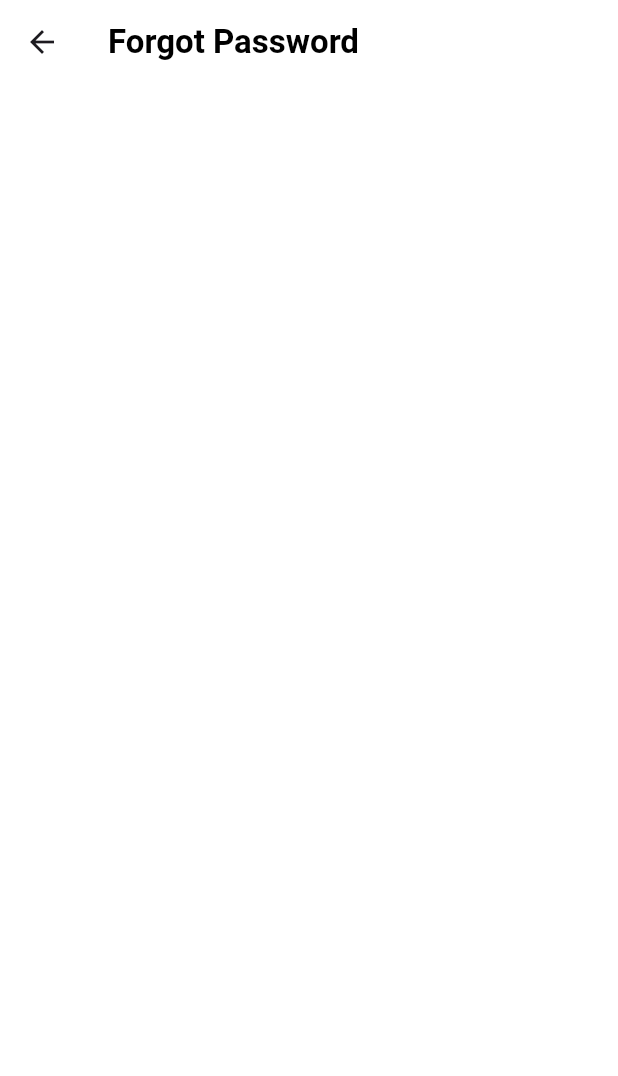
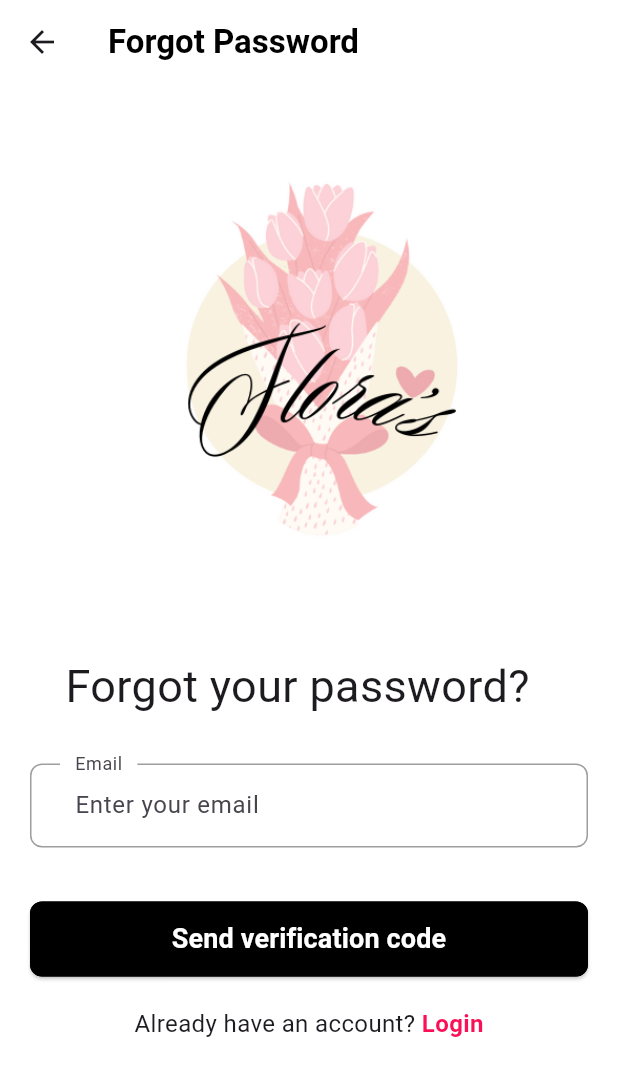
Before and after one commit to trongtran1211/flutter_dart_flower, a Flutter app: the ForgotPasswordScreen screen opened by its route, on a phone screen of 412 x 824 dp. Shown: the top 1076 px of the screen. Run offline on Flutter 3.47's test engine with Material 3 defaults, Android fonts, the phone set to English and light mode, and no system bars.

Commit message:
tạo form forgotpassword, nhập email

```diff
--- /dev/null
+++ b/flower_shop/lib/components/have_account_text.dart
@@ -0,0 +1,27 @@
+import 'package:flutter/material.dart';
+import 'package:health_care/screens/signin_screen/signin_screen.dart';
+import '../constants.dart';
+
+class HaveAccountText extends StatelessWidget {
+  const HaveAccountText({super.key});
+
+  @override
+  Widget build(BuildContext context) {
+    return Row(
+      mainAxisAlignment: MainAxisAlignment.center,
+      children: [
+        const Text(
+          "Already have an account? ",
+          style: TextStyle(fontSize: 16),
+        ),
+        GestureDetector(
+          onTap: () => Navigator.pushNamed(context, SignInScreen.routeName),
+          child: const Text(
+            "Login",
+            style: TextStyle(fontSize: 16, color: kSecondaryColor, fontWeight: FontWeight.bold),
+          ),
+        ),
+      ],
+    );
+  }
+}
--- /dev/null
+++ b/flower_shop/lib/screens/forgotpass_screen/components/fogot_form.dart
@@ -0,0 +1,131 @@
+import 'package:flutter/material.dart';
+import 'package:health_care/screens/signin_screen/signin_screen.dart';
+import '../../../constants.dart';
+
+class FogotForm extends StatefulWidget {
+  const FogotForm({super.key});
+
+  @override
+  State<FogotForm> createState() => _FogotFormState();
+}
+
+class _FogotFormState extends State<FogotForm> {
+ final _formKey = GlobalKey<FormState>();
+  String? email;
+  String? password;
+  bool? remember = false;
+  final List<String?> errors = [];
+
+  void addError({String? error}) {
+    if (!errors.contains(error)) {
+      setState(() {
+        errors.add(error);
+      });
+    }
+  }
+
+  void removeError({String? error}) {
+    if (errors.contains(error)) {
+      setState(() {
+        errors.remove(error);
+      });
+    }
+  }
+
+  @override
+  Widget build(BuildContext context) {
+    return Form(
+      key: _formKey,
+      child: Column(
+        children: [
+          TextFormField(
+            keyboardType: TextInputType.emailAddress,
+            onSaved: (newValue) => email = newValue,
+            onChanged: (value) {
+              if (value.isNotEmpty) {
+                removeError(error: kEmailNullError);
+              } else if (emailValidatorRegExp.hasMatch(value)) {
+                removeError(error: kInvalidEmailError);
+              }
+              return;
+            },
+            validator: (value) {
+              if (value!.isEmpty) {
+                addError(error: kEmailNullError);
+                return "Không được bỏ trống";
+              } else if (!emailValidatorRegExp.hasMatch(value)) {
+                addError(error: kInvalidEmailError);
+                return "Email không tồn tại";
+              }
+              return null;
+            },
+            decoration: InputDecoration(
+              labelText: 'Email',
+              hintText: 'Enter your email',
+              floatingLabelBehavior: FloatingLabelBehavior.always,
+
+              contentPadding:
+                  const EdgeInsets.symmetric(horizontal: 20, vertical: 16),
+              border: OutlineInputBorder(
+                borderRadius: BorderRadius.circular(8),
+                borderSide: BorderSide(color: Colors.grey),
+              ),
+              enabledBorder: OutlineInputBorder(
+                borderRadius: BorderRadius.circular(8),
+                borderSide: BorderSide(color: Colors.grey),
+                gapPadding: 10,
+              ),
+              focusedBorder: OutlineInputBorder(
+                borderRadius: BorderRadius.circular(8),
+                borderSide: BorderSide(color: kPrimaryColor, width: 2),
+                gapPadding: 10,
+              ),
+              filled: true,
+              fillColor: const Color.fromARGB(255, 255, 255, 255),
+            ),
+          ),
+          const SizedBox(height: 20),
+          // FormError(errors: errors),
+          const SizedBox(height: 16),
+          ElevatedButton(
+            onPressed: () {
+              if (_formKey.currentState!.validate()) {
+                _formKey.currentState!.save();
+              }
+            },
+            style: ElevatedButton.styleFrom(
+              backgroundColor: kPrimaryColor,
+              padding: EdgeInsets.symmetric(vertical: 12),
+              minimumSize:
+                  Size(double.infinity, 50), // Set kích thước tối thiểu
+              shape: RoundedRectangleBorder(
+                borderRadius: BorderRadius.circular(8),
+                side: BorderSide(color: kPrimaryColor, width: 1),
+                // Set border radius here
+              ),
+            ),
+            child: InkWell(
+              onTap: () {
+                Navigator.pushNamed(context, SignInScreen.routeName);
+              },
+              child: const Text(
+                "Send verification code",
+                style: TextStyle(
+                    fontSize: 18,
+                    fontWeight: FontWeight.bold,
+                    color: Colors.white),
+              ),
+            ),
+            // child: const Text(
+            //   "Send verification code",
+            //   style: TextStyle(
+            //       fontSize: 18,
+            //       fontWeight: FontWeight.bold,
+            //       color: Colors.white),
+            // ),
+          ),
+        ],
+      ),
+    );
+  }
+}
--- a/flower_shop/lib/screens/forgotpass_screen/forgotpass_screen.dart
+++ b/flower_shop/lib/screens/forgotpass_screen/forgotpass_screen.dart
@@ -1,5 +1,7 @@
 import 'package:flutter/material.dart';
+import 'package:health_care/components/have_account_text.dart';
 import 'package:health_care/constants.dart';
+import 'package:health_care/screens/forgotpass_screen/components/fogot_form.dart';
 class ForgotPasswordScreen extends StatefulWidget {
   static String routeName = "/forgotpass";
 
@@ -20,6 +22,35 @@ class _ForgotPasswordScreenState extends State<ForgotPasswordScreen> {
         ),
         backgroundColor: Colors.white,
       ),
+      body: SafeArea(
+        child: SizedBox(
+          width: double.infinity,
+          child: Padding(
+            padding: const EdgeInsets.symmetric(horizontal: 20),
+            child: SingleChildScrollView(
+              child: Column(
+                children: [
+                  const SizedBox(height: 10),
+                  Image.asset(
+                    'assets/images/splash_screen.png', // Ensure the path is correct
+                    height: 350,
+                    width: 350, // Adjust height as needed
+                  ),
+                  const SizedBox(height: 20),
+                  const Text(
+                    "Forgot your password?  ",
+                    style: TextStyle(fontSize: 30),
+                  ),
+                  const SizedBox(height: 30),
+                  const FogotForm(),
+                  const SizedBox(height: 20),
+                  const HaveAccountText(),
+                ],
+              ),
+            ),
+          ),
+        ),
+      ),
     );
   }
 }
```
